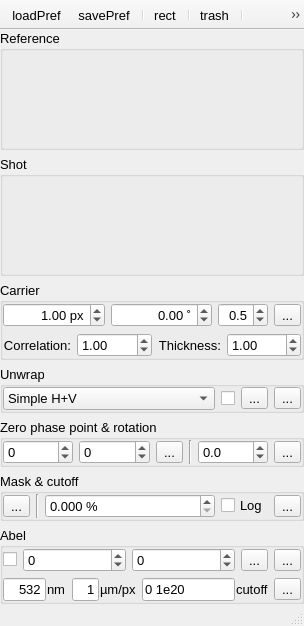
This is UIs/nInterferometry.ui in NeutrinoToolkit/Neutrino as Qt 5 draws it before an edit. The edited form follows.
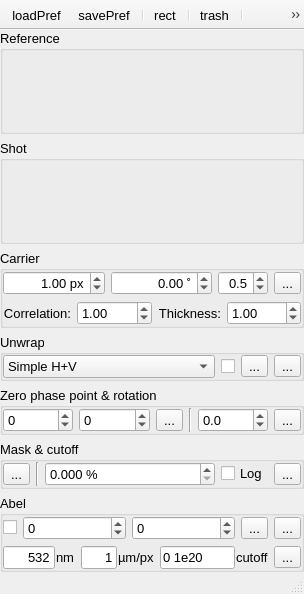
This is the edited form. Icons and pictures are not drawn.

What changed in the file:
```diff
--- a/UIs/nInterferometry.ui
+++ b/UIs/nInterferometry.ui
@@ -7,7 +7,7 @@
     <x>0</x>
     <y>0</y>
     <width>304</width>
-    <height>626</height>
+    <height>594</height>
    </rect>
   </property>
   <property name="font">
@@ -626,7 +626,7 @@
        </item>
        <item row="1" column="0" colspan="5">
         <widget class="QWidget" name="widget" native="true">
-         <layout class="QHBoxLayout" name="horizontalLayout_5" stretch="1,1,2,0">
+         <layout class="QHBoxLayout" name="horizontalLayout_5" stretch="2,2,3,0">
           <property name="margin">
            <number>0</number>
           </property>
```
